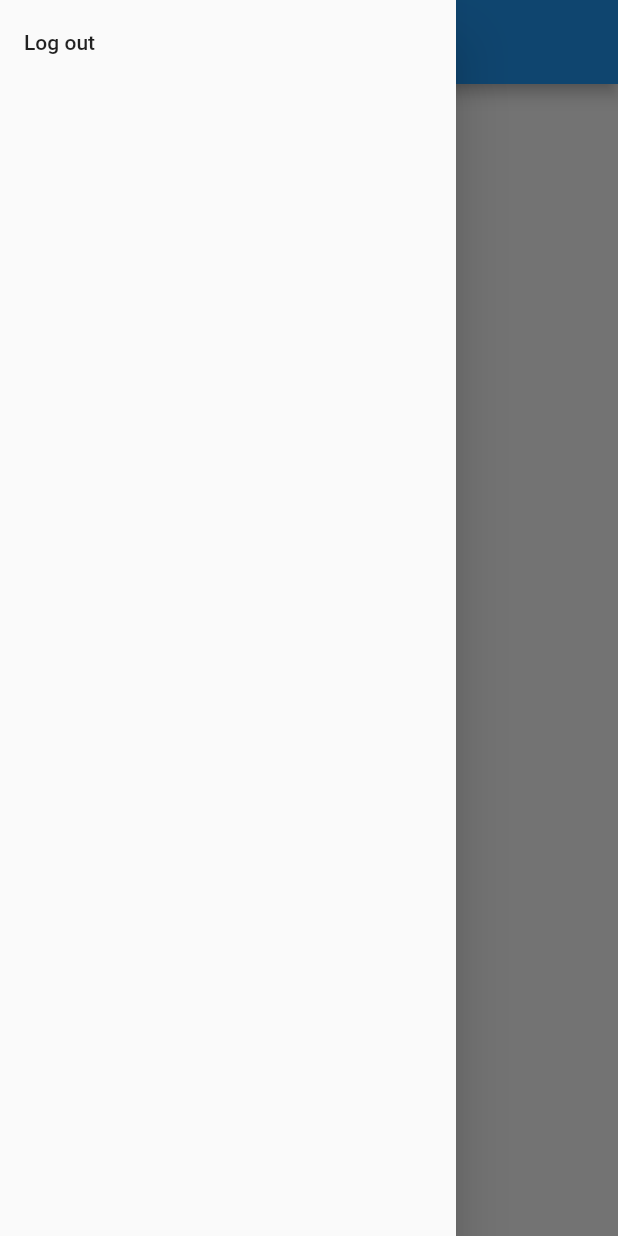
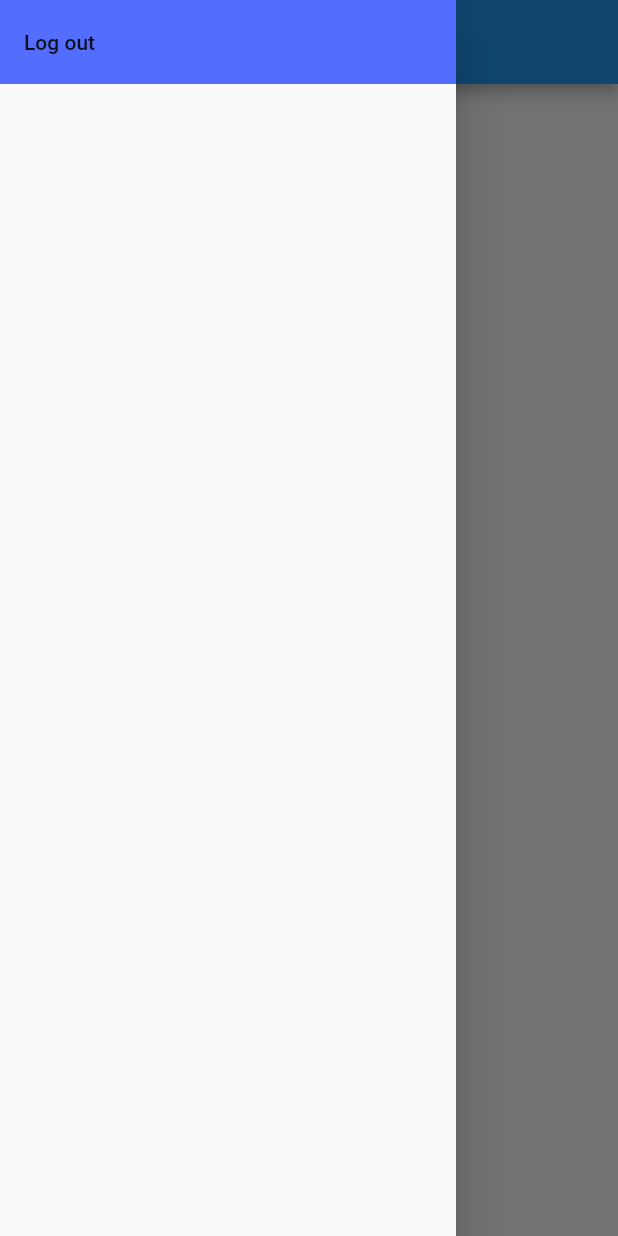
Before and after one commit to Netesh5/Image_to_handwritten_text, a Flutter app: the HomePage screen opened directly, in the side drawer, after a tap on "Log out", on a phone screen of 412 x 824 dp. Run offline on Flutter 3.47's test engine with Material 2 defaults, Android fonts, the phone set to English and light mode, and no system bars; our stand-ins replace firebase_auth, firebase_core, font_awesome_flutter, google_sign_in; accounts and stored records are empty; Roboto replaces fonts that are missing (ubuntu).

```diff
--- a/lib/widgets/drawer.dart
+++ b/lib/widgets/drawer.dart
@@ -1,14 +1,22 @@
 import 'package:flutter/material.dart';
+import 'package:imagetotext/firebaseServices/AuthService/auth.dart';
+import 'package:provider/provider.dart';
 
 Widget drawer() {
   return Drawer(
     child: SafeArea(
       child: Column(
         children: [
-          GestureDetector(
-            onTap: () {},
-            child: const ListTile(
-              title: Text("Log out"),
+          Consumer<Auth>(
+            builder: (context, googleSignout, child) => GestureDetector(
+              onTap: () {
+                googleSignout.googleSignOut;
+                debugPrint("logged out");
+              },
+              child: const ListTile(
+                tileColor: Colors.indigoAccent,
+                title: Text("Log out"),
+              ),
             ),
           ),
         ],
```
Also changed, not shown: lib/firebaseServices/AuthService/auth.dart (+14 -6 lines), lib/screens/loginScreen.dart (+3 -7 lines), lib/wrapper.dart (+3 -4 lines).
